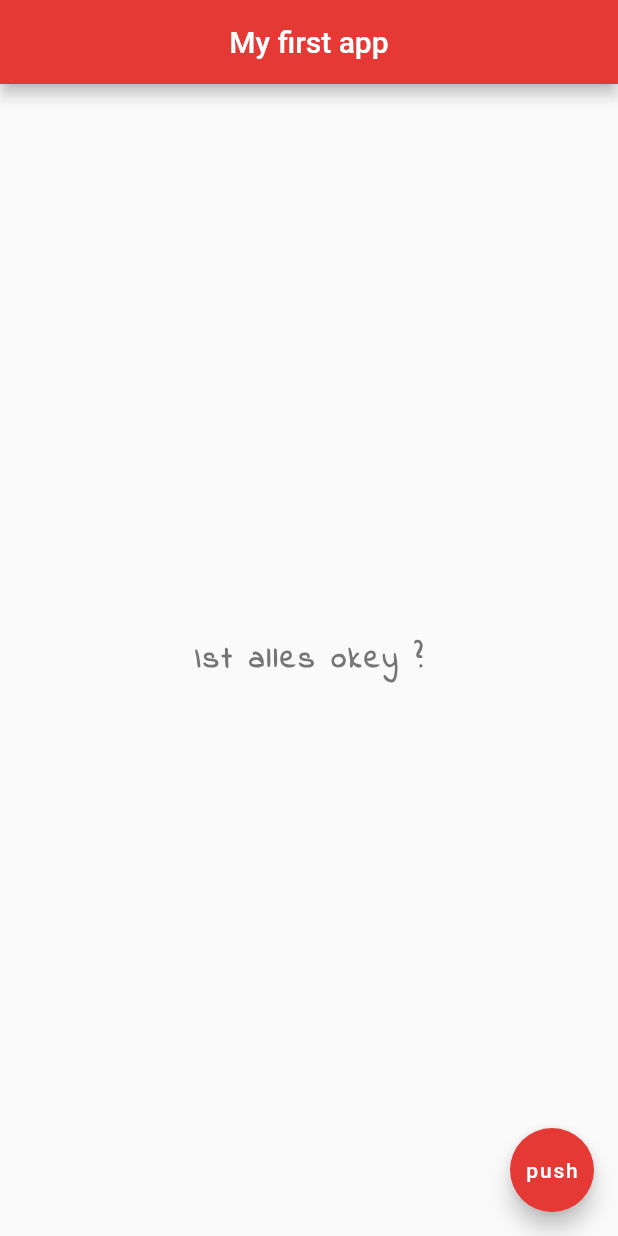
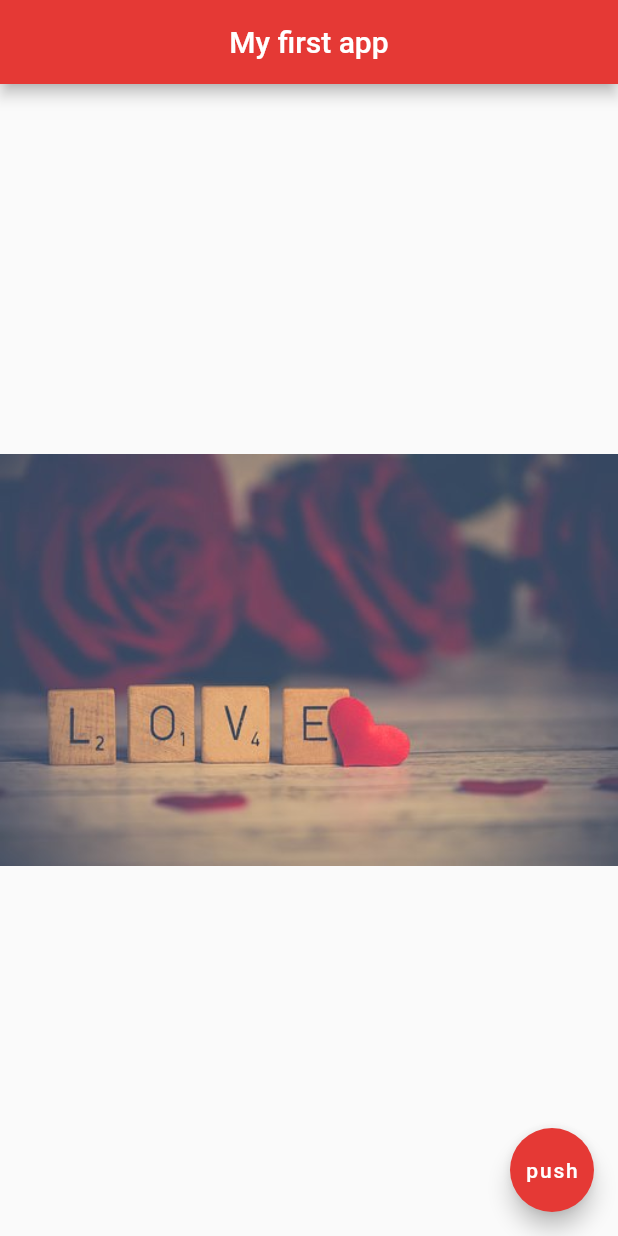
Before and after one commit to vlaksi/IntentarApp, a Flutter app: the screen it shows after launch, on a phone screen of 412 x 824 dp. Run offline on Flutter 3.47's test engine with Material 2 defaults, Android fonts, the phone set to English and light mode, and no system bars.

```diff
--- a/lib/main.dart
+++ b/lib/main.dart
@@ -31,16 +31,7 @@ class PocetnaStrana extends StatelessWidget {
             backgroundColor: Colors.red[600],
         ),
         body: Center(                   // u body imamo center widget koji sve sto je u njemu centrira
-            child: Text(
-                'Ist alles okey ?',
-                style: TextStyle(
-                    fontSize: 20.0,
-                    fontWeight: FontWeight.bold,
-                    letterSpacing: 2.0,
-                    color: Colors.grey[600],
-                    fontFamily: 'IndieFlower',
-                ),
-            ),
+            child: Image.asset("assets/lv.jpg"),  // za slike sa interneta Image.network('url'),
         ),
         floatingActionButton: FloatingActionButton(
             onPressed: () {},
--- a/pubspec.yaml
+++ b/pubspec.yaml
@@ -41,9 +41,8 @@ flutter:
   uses-material-design: true
 
   # To add assets to your application, add an assets section, like this:
-  # assets:
-  #  - images/a_dot_burr.jpeg
-  #  - images/a_dot_ham.jpeg
+  assets:
+    - assets/
 
   # An image asset can refer to one or more resolution-specific "variants", see
   # https://flutter.dev/assets-and-images/#resolution-aware.
```
Also changed, not shown: assets/lv.jpg (added), assets/mi.jpg (added), 1 other file.
